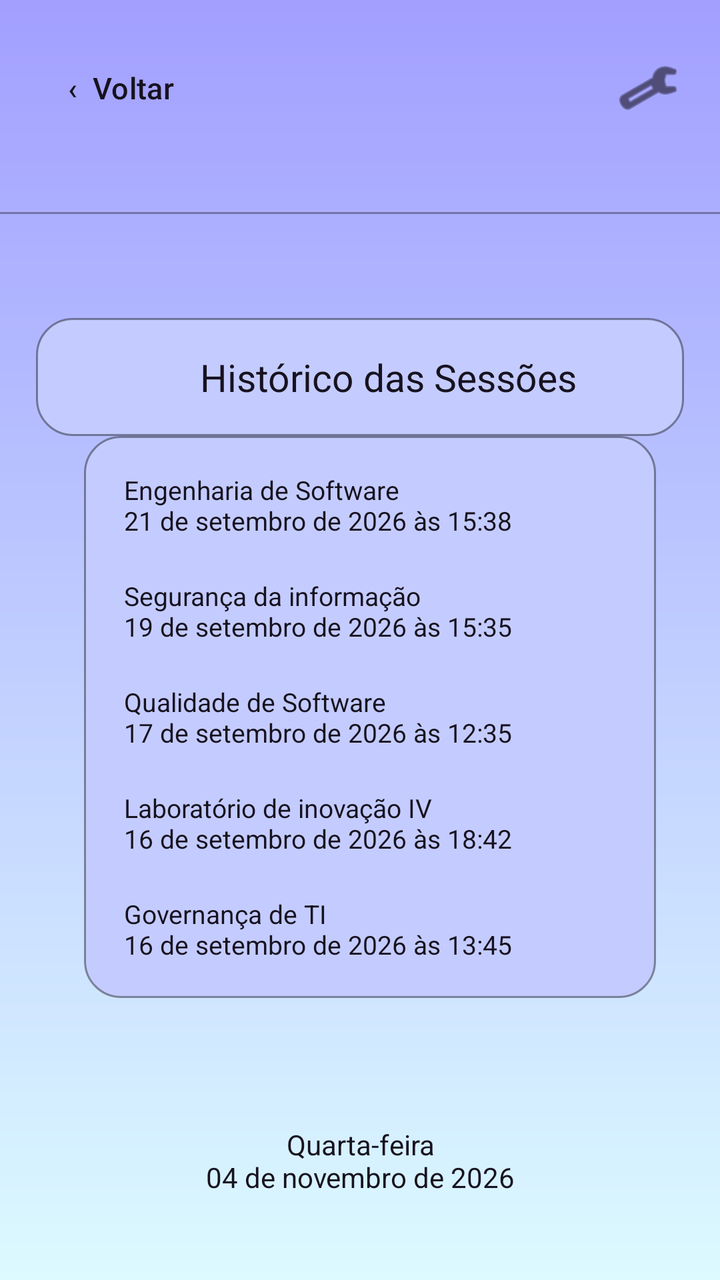
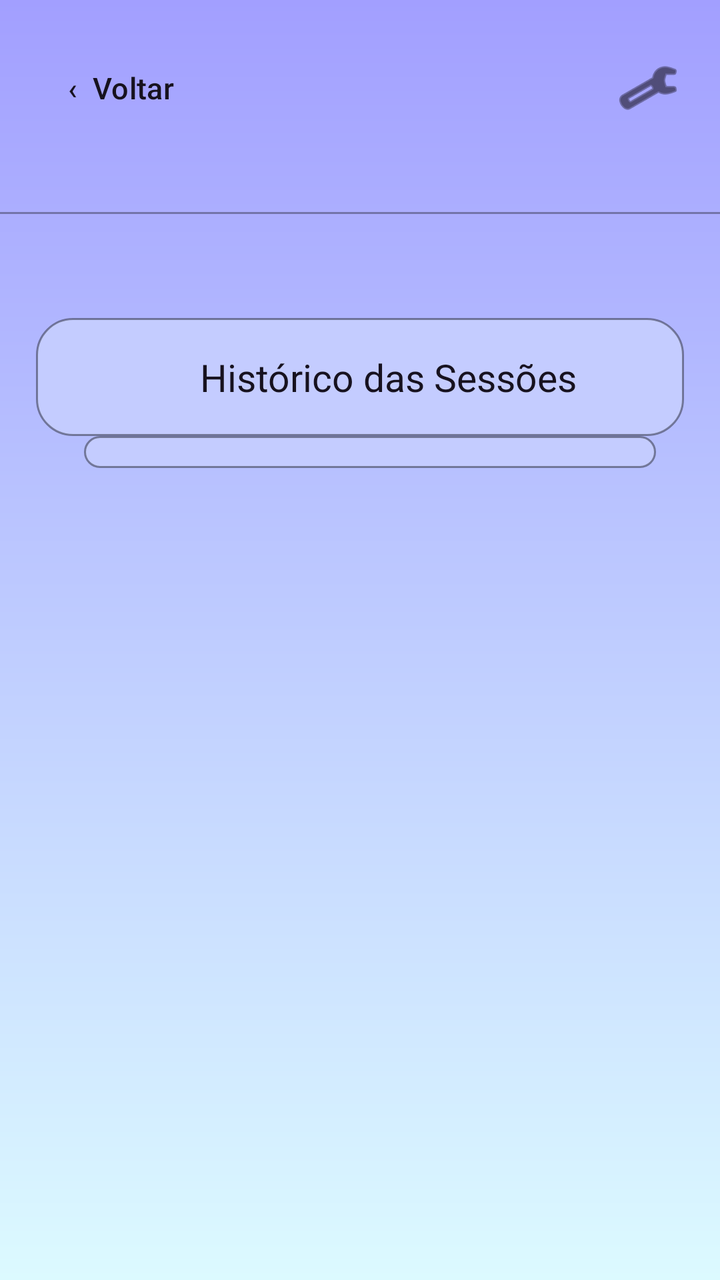

Before-and-after screenshots of an Android layout around one commit, followed by the original layout XML and the change that was made.
<!-- AndroidManifest.xml: application theme Theme.FocaAi -->
<!-- res/layout/activity_historico_sessoes.xml -->
<?xml version="1.0" encoding="utf-8"?>
<androidx.constraintlayout.widget.ConstraintLayout xmlns:android="http://schemas.android.com/apk/res/android"
    xmlns:app="http://schemas.android.com/apk/res-auto"
    xmlns:tools="http://schemas.android.com/tools"
    android:layout_width="match_parent"
    android:layout_height="match_parent"
    android:background="@drawable/bg_foca_gradient"
    tools:context=".activities.HistoricoSessoesActivity">

    <Button
        android:id="@+id/btnVoltarHistorico"
        android:layout_width="wrap_content"
        android:layout_height="48dp"
        android:background="@android:color/transparent"
        android:text="‹  Voltar"
        android:textAllCaps="false"
        android:textColor="@color/foca_text"
        android:textSize="15sp"
        app:backgroundTint="@null"
        app:layout_constraintStart_toStartOf="parent"
        app:layout_constraintTop_toTopOf="parent"
        android:layout_marginStart="10dp"
        android:layout_marginTop="20dp" />

    <ImageButton
        android:id="@+id/btnConfiguracoesHistorico"
        android:layout_width="48dp"
        android:layout_height="48dp"
        android:background="@android:color/transparent"
        android:contentDescription="Configurações"
        android:src="@android:drawable/ic_menu_preferences"
        app:tint="@color/foca_text"
        app:layout_constraintEnd_toEndOf="parent"
        app:layout_constraintTop_toTopOf="parent"
        android:layout_marginEnd="12dp"
        android:layout_marginTop="20dp" />

    <View
        android:layout_width="match_parent"
        android:layout_height="1dp"
        android:background="#55000000"
        android:layout_marginTop="106dp"
        app:layout_constraintTop_toTopOf="parent" />

    <TextView
        android:id="@+id/txtTituloHistorico"
        android:layout_width="0dp"
        android:layout_height="59dp"
        android:layout_marginStart="18dp"
        android:layout_marginEnd="18dp"
        android:layout_marginTop="91dp"
        android:background="@drawable/card_lista_foca"
        android:gravity="center_vertical"
        android:paddingStart="82dp"
        android:text="Histórico das Sessões"
        android:textColor="@color/foca_text"
        android:textSize="19sp"
        app:layout_constraintTop_toBottomOf="@id/btnVoltarHistorico"
        app:layout_constraintStart_toStartOf="parent"
        app:layout_constraintEnd_toEndOf="parent" />

    <LinearLayout
        android:id="@+id/listaHistorico"
        android:layout_width="0dp"
        android:layout_height="wrap_content"
        android:layout_marginStart="42dp"
        android:layout_marginEnd="32dp"
        android:orientation="vertical"
        android:background="@drawable/card_lista_foca"
        android:padding="8dp"
        app:layout_constraintTop_toBottomOf="@id/txtTituloHistorico"
        app:layout_constraintStart_toStartOf="parent"
        app:layout_constraintEnd_toEndOf="parent">

        <TextView android:id="@+id/itemHistorico1" android:layout_width="match_parent" android:layout_height="53dp" android:gravity="center_vertical" android:paddingStart="12dp" android:text="Engenharia de Software\n21 de setembro de 2026 às 15:38" android:textColor="@color/foca_text" android:textSize="13sp" />
        <TextView android:id="@+id/itemHistorico2" android:layout_width="match_parent" android:layout_height="53dp" android:gravity="center_vertical" android:paddingStart="12dp" android:text="Segurança da informação\n19 de setembro de 2026 às 15:35" android:textColor="@color/foca_text" android:textSize="13sp" />
        <TextView android:id="@+id/itemHistorico3" android:layout_width="match_parent" android:layout_height="53dp" android:gravity="center_vertical" android:paddingStart="12dp" android:text="Qualidade de Software\n17 de setembro de 2026 às 12:35" android:textColor="@color/foca_text" android:textSize="13sp" />
        <TextView android:id="@+id/itemHistorico4" android:layout_width="match_parent" android:layout_height="53dp" android:gravity="center_vertical" android:paddingStart="12dp" android:text="Laboratório de inovação IV\n16 de setembro de 2026 às 18:42" android:textColor="@color/foca_text" android:textSize="13sp" />
        <TextView android:id="@+id/itemHistorico5" android:layout_width="match_parent" android:layout_height="53dp" android:gravity="center_vertical" android:paddingStart="12dp" android:text="Governança de TI\n16 de setembro de 2026 às 13:45" android:textColor="@color/foca_text" android:textSize="13sp" />
    </LinearLayout>

    <TextView
        android:id="@+id/txtDataHistorico"
        android:layout_width="wrap_content"
        android:layout_height="wrap_content"
        android:layout_marginBottom="42dp"
        android:gravity="center"
        android:text="Quarta-feira\n04 de novembro de 2026"
        android:textColor="@color/foca_text"
        android:textSize="14sp"
        app:layout_constraintBottom_toBottomOf="parent"
        app:layout_constraintStart_toStartOf="parent"
        app:layout_constraintEnd_toEndOf="parent" />

</androidx.constraintlayout.widget.ConstraintLayout>
<!-- resources referenced by this layout -->
<resources>
  <color name="foca_text">#17121F</color>
  <!-- drawable bg_foca_gradient (drawable) -->
  <?xml version="1.0" encoding="utf-8"?>
  <shape xmlns:android="http://schemas.android.com/apk/res/android" android:shape="rectangle">
      <gradient android:angle="270" android:startColor="#A29FFF" android:endColor="#DCFAFF" android:type="linear" />
  </shape>
  <!-- drawable card_lista_foca (drawable) -->
  <?xml version="1.0" encoding="utf-8"?>
  <shape xmlns:android="http://schemas.android.com/apk/res/android" android:shape="rectangle">
      <solid android:color="#C4CCFF" />
      <corners android:radius="18dp" />
      <stroke android:width="1dp" android:color="#66000000" />
  </shape>
  <style name="Theme.FocaAi" parent="Base.Theme.FocaAi" />
  <style name="Base.Theme.FocaAi" parent="Theme.Material3.DayNight.NoActionBar">
          
          
      </style>
</resources>

<!-- the commit's change to res/layout/activity_historico_sessoes.xml (unified diff, before → after) -->
@@ -70,14 +70,7 @@
         android:padding="8dp"
         app:layout_constraintTop_toBottomOf="@id/txtTituloHistorico"
         app:layout_constraintStart_toStartOf="parent"
-        app:layout_constraintEnd_toEndOf="parent">
-
-        <TextView android:id="@+id/itemHistorico1" android:layout_width="match_parent" android:layout_height="53dp" android:gravity="center_vertical" android:paddingStart="12dp" android:text="Engenharia de Software\n21 de setembro de 2026 às 15:38" android:textColor="@color/foca_text" android:textSize="13sp" />
-        <TextView android:id="@+id/itemHistorico2" android:layout_width="match_parent" android:layout_height="53dp" android:gravity="center_vertical" android:paddingStart="12dp" android:text="Segurança da informação\n19 de setembro de 2026 às 15:35" android:textColor="@color/foca_text" android:textSize="13sp" />
-        <TextView android:id="@+id/itemHistorico3" android:layout_width="match_parent" android:layout_height="53dp" android:gravity="center_vertical" android:paddingStart="12dp" android:text="Qualidade de Software\n17 de setembro de 2026 às 12:35" android:textColor="@color/foca_text" android:textSize="13sp" />
-        <TextView android:id="@+id/itemHistorico4" android:layout_width="match_parent" android:layout_height="53dp" android:gravity="center_vertical" android:paddingStart="12dp" android:text="Laboratório de inovação IV\n16 de setembro de 2026 às 18:42" android:textColor="@color/foca_text" android:textSize="13sp" />
-        <TextView android:id="@+id/itemHistorico5" android:layout_width="match_parent" android:layout_height="53dp" android:gravity="center_vertical" android:paddingStart="12dp" android:text="Governança de TI\n16 de setembro de 2026 às 13:45" android:textColor="@color/foca_text" android:textSize="13sp" />
-    </LinearLayout>
+        app:layout_constraintEnd_toEndOf="parent"/>
 
     <TextView
         android:id="@+id/txtDataHistorico"
@@ -85,11 +78,10 @@
         android:layout_height="wrap_content"
         android:layout_marginBottom="42dp"
         android:gravity="center"
-        android:text="Quarta-feira\n04 de novembro de 2026"
         android:textColor="@color/foca_text"
         android:textSize="14sp"
         app:layout_constraintBottom_toBottomOf="parent"
-        app:layout_constraintStart_toStartOf="parent"
-        app:layout_constraintEnd_toEndOf="parent" />
+        app:layout_constraintEnd_toEndOf="parent"
+        app:layout_constraintStart_toStartOf="parent" />
 
 </androidx.constraintlayout.widget.ConstraintLayout>
